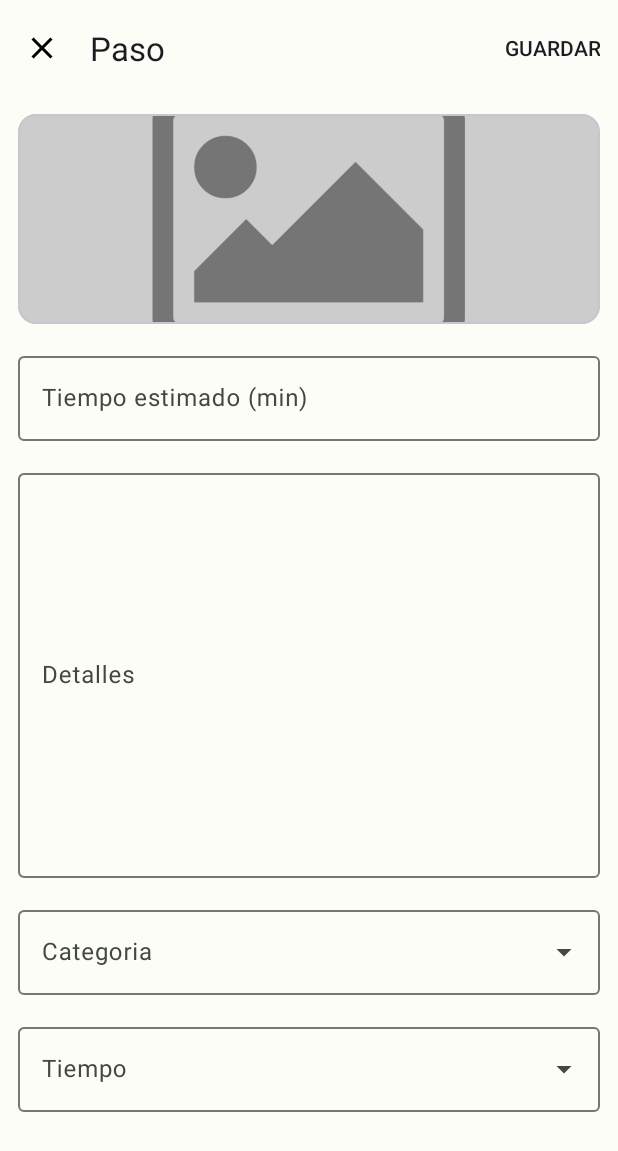
After one commit to mmajewsky133/Cook_Book_Project, an Android app: the EditStepDetailsFragment screen opened through its navigation route, on a phone screen of 412 x 824 dp. The commit adds this screen. Shown: the top 1151 px of the screen. Run offline under Robolectric (Android 15) with nearby library versions, the phone set to English and light mode, and no system bars.

Commit message:
Progreso Edicion de Pasos

```diff
--- a/app/src/main/java/edu/uca/innovatech/cookbook/ui/view/main/recipe/AddRecipeDetailFragment.kt
+++ b/app/src/main/java/edu/uca/innovatech/cookbook/ui/view/main/recipe/AddRecipeDetailFragment.kt
@@ -66,7 +66,6 @@ class AddRecipeDetailFragment : Fragment() {
 
         val adapter = StepsDetailsCardAdapter {
             //Codigo para cuando se presione en el CardView
-
         }
 
         binding.rcvPasos.layoutManager = LinearLayoutManager(this.context)
--- /dev/null
+++ b/app/src/main/java/edu/uca/innovatech/cookbook/ui/view/main/recipe/EditIngredientDetailsFragment.kt
@@ -0,0 +1,20 @@
+package edu.uca.innovatech.cookbook.ui.view.main.recipe
+
+import android.os.Bundle
+import androidx.fragment.app.Fragment
+import android.view.LayoutInflater
+import android.view.View
+import android.view.ViewGroup
+import edu.uca.innovatech.cookbook.R
+
+class EditIngredientDetailsFragment : Fragment() {
+
+    override fun onCreateView(
+        inflater: LayoutInflater, container: ViewGroup?,
+        savedInstanceState: Bundle?
+    ): View? {
+        // Inflate the layout for this fragment
+        return inflater.inflate(R.layout.fragment_edit_ingredient_details, container, false)
+    }
+
+}
--- /dev/null
+++ b/app/src/main/java/edu/uca/innovatech/cookbook/ui/view/main/recipe/EditStepDetailsFragment.kt
@@ -0,0 +1,20 @@
+package edu.uca.innovatech.cookbook.ui.view.main.recipe
+
+import android.os.Bundle
+import androidx.fragment.app.Fragment
+import android.view.LayoutInflater
+import android.view.View
+import android.view.ViewGroup
+import edu.uca.innovatech.cookbook.R
+
+class EditStepDetailsFragment : Fragment() {
+
+    override fun onCreateView(
+        inflater: LayoutInflater, container: ViewGroup?,
+        savedInstanceState: Bundle?
+    ): View? {
+        // Inflate the layout for this fragment
+        return inflater.inflate(R.layout.fragment_edit_step_details, container, false)
+    }
+
+}
--- /dev/null
+++ b/app/src/main/res/layout/fragment_edit_ingredient_details.xml
@@ -0,0 +1,14 @@
+<?xml version="1.0" encoding="utf-8"?>
+<FrameLayout xmlns:android="http://schemas.android.com/apk/res/android"
+    xmlns:tools="http://schemas.android.com/tools"
+    android:layout_width="match_parent"
+    android:layout_height="match_parent"
+    tools:context=".ui.view.main.recipe.EditIngredientDetailsFragment">
+
+    <!-- TODO: Update blank fragment layout -->
+    <TextView
+        android:layout_width="match_parent"
+        android:layout_height="match_parent"
+        android:text="@string/hello_blank_fragment" />
+
+</FrameLayout>
--- /dev/null
+++ b/app/src/main/res/layout/fragment_edit_step_details.xml
@@ -0,0 +1,136 @@
+<?xml version="1.0" encoding="utf-8"?>
+<FrameLayout xmlns:android="http://schemas.android.com/apk/res/android"
+    xmlns:app="http://schemas.android.com/apk/res-auto"
+    xmlns:tools="http://schemas.android.com/tools"
+    android:layout_width="match_parent"
+    android:layout_height="match_parent"
+    tools:context=".ui.view.main.recipe.EditStepDetailsFragment">
+
+    <androidx.constraintlayout.widget.ConstraintLayout
+        android:layout_width="match_parent"
+        android:layout_height="match_parent">
+
+        <LinearLayout
+            android:layout_width="match_parent"
+            android:layout_height="wrap_content"
+            android:orientation="vertical"
+            app:layout_constraintBottom_toBottomOf="parent"
+            app:layout_constraintEnd_toEndOf="parent"
+            app:layout_constraintStart_toStartOf="parent"
+            app:layout_constraintTop_toTopOf="parent"
+            app:layout_constraintVertical_bias="0">
+
+            <com.google.android.material.appbar.AppBarLayout
+                android:id="@+id/appBarLayout"
+                android:layout_width="match_parent"
+                android:layout_height="wrap_content">
+
+                <com.google.android.material.appbar.MaterialToolbar
+                    android:id="@+id/topAppBar"
+                    android:layout_width="match_parent"
+                    android:layout_height="?attr/actionBarSize"
+                    app:navigationIcon="@drawable/ic_baseline_close_24"
+                    app:title="@string/placeholderText_paso"
+                    app:menu="@menu/top_app_bar_save"
+                    />
+
+            </com.google.android.material.appbar.AppBarLayout>
+
+            <LinearLayout
+                android:id="@+id/InfoContainerLinearLayout"
+                android:layout_width="match_parent"
+                android:layout_height="wrap_content"
+                android:layout_marginStart="12dp"
+                android:layout_marginTop="12dp"
+                android:layout_marginEnd="12dp"
+                android:divider="@drawable/divider"
+                android:orientation="vertical"
+                android:showDividers="middle"
+                app:layout_constraintVertical_bias="0">
+
+                <!--Image View para imagen de receta-->
+                <com.google.android.material.card.MaterialCardView
+                    android:id="@+id/ivFotoRecetaHolder"
+                    android:layout_width="match_parent"
+                    android:layout_height="140dp">
+
+                    <ImageView
+                        android:id="@+id/ivFotoReceta"
+                        android:layout_width="match_parent"
+                        android:layout_height="140dp"
+                        android:scaleType="centerCrop"
+                        android:src="@drawable/placeholder" />
+
+                </com.google.android.material.card.MaterialCardView>
+
+                <!--Text Input para Tiempo de preparacion-->
+                <com.google.android.material.textfield.TextInputLayout
+                    android:layout_width="match_parent"
+                    android:layout_height="wrap_content"
+                    android:hint="@string/tiempo_prep_label">
+
+                    <com.google.android.material.textfield.TextInputEditText
+                        android:id="@+id/tfTiempoPrepPaso"
+                        android:layout_width="match_parent"
+                        android:layout_height="wrap_content"
+                        android:inputType="number"
+                        android:maxLines="1" />
+
+                </com.google.android.material.textfield.TextInputLayout>
+
+                <!--Text Input los detalles del paso-->
+                <com.google.android.material.textfield.TextInputLayout
+                    android:layout_width="match_parent"
+                    android:layout_height="wrap_content"
+                    android:hint="@string/detalles_paso_label">
+
+                    <com.google.android.material.textfield.TextInputEditText
+                        android:id="@+id/tfAutorReceta"
+                        android:layout_width="match_parent"
+                        android:layout_height="270dp"
+                        android:inputType="text"
+                        android:maxLines="8"/>
+
+                </com.google.android.material.textfield.TextInputLayout>
+
+                <!--Combo Input para categoria de receta-->
+                <com.google.android.material.textfield.TextInputLayout
+                    style="@style/Widget.Material3.TextInputLayout.OutlinedBox.ExposedDropdownMenu"
+                    android:layout_width="match_parent"
+                    android:layout_height="wrap_content"
+                    android:hint="@string/categoria_receta_label">
+
+                    <AutoCompleteTextView
+                        android:id="@+id/tfCategoriaReceta"
+                        android:layout_width="match_parent"
+                        android:layout_height="wrap_content"
+                        android:inputType="none"
+                        app:simpleItems="@array/categorias_receta"
+                        tools:ignore="LabelFor" />
+
+                </com.google.android.material.textfield.TextInputLayout>
+
+                <!--Combo Input para tiempo de receta-->
+                <com.google.android.material.textfield.TextInputLayout
+                    style="@style/Widget.Material3.TextInputLayout.OutlinedBox.ExposedDropdownMenu"
+                    android:layout_width="match_parent"
+                    android:layout_height="wrap_content"
+                    android:hint="@string/tiempo_receta_label">
+
+                    <AutoCompleteTextView
+                        android:id="@+id/tfTiempoReceta"
+                        android:layout_width="match_parent"
+                        android:layout_height="wrap_content"
+                        android:inputType="none"
+                        app:simpleItems="@array/tiempos_receta"
+                        tools:ignore="LabelFor" />
+
+                </com.google.android.material.textfield.TextInputLayout>
+
+            </LinearLayout>
+
+        </LinearLayout>
+
+    </androidx.constraintlayout.widget.ConstraintLayout>
+
+</FrameLayout>
--- /dev/null
+++ b/app/src/main/res/menu/top_app_bar_save.xml
@@ -0,0 +1,9 @@
+<?xml version="1.0" encoding="utf-8"?>
+<menu xmlns:android="http://schemas.android.com/apk/res/android"
+    xmlns:app="http://schemas.android.com/apk/res-auto">
+    <item
+        android:id="@+id/guardar"
+        android:title="@string/save"
+        android:contentDescription="@string/save"
+        app:showAsAction="ifRoom" />
+</menu>
--- a/app/src/main/res/navigation/nav_graph_new_recipes.xml
+++ b/app/src/main/res/navigation/nav_graph_new_recipes.xml
@@ -26,5 +26,29 @@
             android:name="receta_id"
             android:defaultValue="-1"
             app:argType="integer" />
+        <action
+            android:id="@+id/action_addRecipeDetailFragment_to_editStepDetailsFragment"
+            app:destination="@id/editStepDetailsFragment" />
+        <action
+            android:id="@+id/action_addRecipeDetailFragment_to_editIngridientDetailsFragment"
+            app:destination="@id/editIngridientDetailsFragment" />
+    </fragment>
+    <fragment
+        android:id="@+id/editStepDetailsFragment"
+        android:name="edu.uca.innovatech.cookbook.ui.view.main.recipe.EditStepDetailsFragment"
+        android:label="fragment_edit_step_details"
+        tools:layout="@layout/fragment_edit_step_details" >
+        <action
+            android:id="@+id/action_editStepDetailsFragment_to_addRecipeDetailFragment"
+            app:destination="@id/addRecipeDetailFragment" />
+    </fragment>
+    <fragment
+        android:id="@+id/editIngridientDetailsFragment"
+        android:name="edu.uca.innovatech.cookbook.ui.view.main.recipe.EditIngredientDetailsFragment"
+        android:label="fragment_edit_ingridient_details"
+        tools:layout="@layout/fragment_edit_ingredient_details" >
+        <action
+            android:id="@+id/action_editIngridientDetailsFragment_to_addRecipeDetailFragment"
+            app:destination="@id/addRecipeDetailFragment" />
     </fragment>
 </navigation>
--- a/app/src/main/res/values/strings.xml
+++ b/app/src/main/res/values/strings.xml
@@ -39,5 +39,9 @@
     <string name="loremIpsum_small">Lorem ipsum dolor sit amet, consectetur adipiscing elit. Etiam justo erat, finibus quis imperdiet vel, maximus eu dui. Aliquam lacinia nibh nec pretium lacinia. Praesent nisi lacus, aliquam in nibh eget, facilisis consequat ipsum. Etiam ullamcorper metus eget odio elementum vehicula.</string>
     <string name="loremIpsum_medium">Lorem ipsum dolor sit amet, consectetur adipiscing elit. Etiam justo erat, finibus quis imperdiet vel, maximus eu dui. Aliquam lacinia nibh nec pretium lacinia. Praesent nisi lacus, aliquam in nibh eget, facilisis consequat ipsum. Etiam ullamcorper metus eget odio elementum vehicula. Nam ex tortor, viverra ac fermentum eget, suscipit sit amet libero. Duis at sodales purus. Donec quis eleifend quam. Nam libero purus, rhoncus ut congue eu, tristique ut lorem. </string>
     <string name="loremIpsum_large">Lorem ipsum dolor sit amet, consectetur adipiscing elit. Etiam justo erat, finibus quis imperdiet vel, maximus eu dui. Aliquam lacinia nibh nec pretium lacinia. Praesent nisi lacus, aliquam in nibh eget, facilisis consequat ipsum. Etiam ullamcorper metus eget odio elementum vehicula. Nam ex tortor, viverra ac fermentum eget, suscipit sit amet libero. Duis at sodales purus. Donec quis eleifend quam. Nam libero purus, rhoncus ut congue eu, tristique ut lorem. Pellentesque eu ipsum a justo pharetra ultrices. Aliquam ac nisl quis tortor mollis egestas id vitae nisi. In ornare lacus ac pulvinar aliquet. Vestibulum vitae ornare lacus. Morbi sodales non augue non facilisis. Nunc porta ac nisl non scelerisque. Donec condimentum ipsum a est sodales, vel lobortis felis maximus. In placerat gravida mattis.</string>
-    <string name="placeholderText_paso">Paso #:</string>
+    <string name="placeholderText_paso_label">Paso #:</string>
+    <string name="placeholderText_paso">Paso</string>
+    <string name="save">Guardar</string>
+    <string name="tiempo_prep_label">Tiempo estimado (min)</string>
+    <string name="detalles_paso_label">Detalles</string>
 </resources>
```
